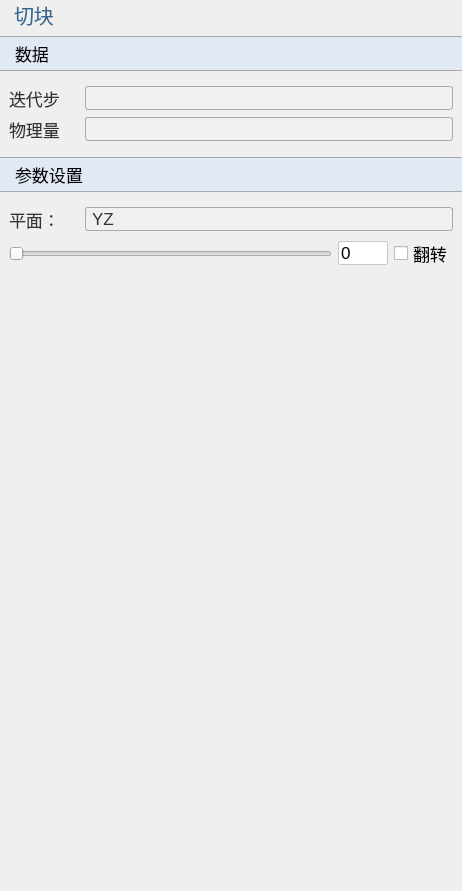
Old version of the form plugins/Base_PostProcessing/BlockSettingsWidget.ui in the repository asd977/base_cae.
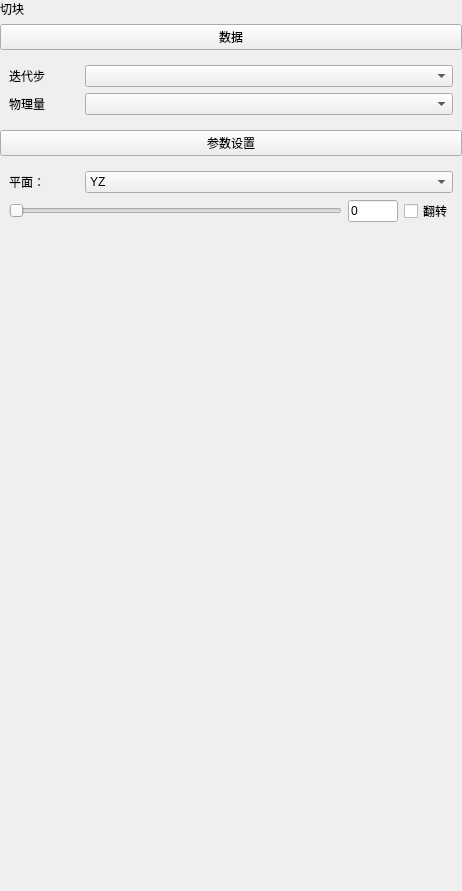
New version of the form. Icons and pictures are not drawn.

Diff of the .ui file:
```diff
--- a/plugins/Base_PostProcessing/BlockSettingsWidget.ui
+++ b/plugins/Base_PostProcessing/BlockSettingsWidget.ui
@@ -13,131 +13,6 @@
   <property name="windowTitle">
    <string>Form</string>
   </property>
-  <property name="styleSheet">
-   <string notr="true">QWidget{
-font-family: &quot;Microsoft YaHei&quot;, &quot;微软雅黑&quot;;
-}
-QPushButton#pushButton_2,
-QPushButton#pushButton {
-    background-color: rgb(224, 233, 244);
-    border-width: 1px;
-    border-color: rgb(121, 121, 121);
-    border-style: solid;
-    height: 33px;
-    border-top: 1px solid rgb(169, 169, 169); /* 上边框为灰色 */
-    border-bottom: 1px solid rgb(169, 169, 169); /* 下边框为灰色 */
-    border-left: none; /* 移除左边框 */
-    border-right: none;
-    text-align: left;
-	padding-left: 15px;
-	font-size: 17px;
-	border-style: solid;
-}
-QLabel {
-    font-family: &quot;Microsoft YaHei&quot;, &quot;微软雅黑&quot;;
-    font-size: 17px;
-    text-align: left;
-    color: rgb(51, 51, 51);
-    white-space: nowrap;
-    line-height: 50px;
-    position: absolute;
-    top: 0px;
-    left: 0px;
-}
-QLabel#label {
-    font-size: 20px;
-    font-family: &quot;Microsoft YaHei&quot;, 微软雅黑;
-    text-align: left;
-	padding-left:9px;
-    color: rgb(53, 103, 147);
-}
-QComboBox {
-    font-family: &quot;Microsoft YaHei&quot;, 微软雅黑;
-    font-size: 17px;
-    text-align: left;
-    color: rgb(51, 51, 51);
-    padding-left:6px;
-    background: rgb(240, 240, 240);
-    border: 1px solid rgb(169, 169, 169);
-    border-radius: 3px; /* 设置边框的圆角半径为5像素 */
-}
-QComboBox::drop-down {
-    background: rgb(240, 240, 240);
-}
-QComboBox::down-arrow {
-    image: url(:/resources/down_arrow.png); /* 替换下拉箭头图标 */
-}
-/*QCombobox右侧按钮*/
-QComboBox::drop-down {
-    subcontrol-origin: padding;
-    subcontrol-position: top right;/*放于右方顶部*/
-    border-top-right-radius: 3px;/*设置边框圆角*/
-    border-bottom-right-radius: 3px;
-}
-QLineEdit {
-    border: 1px solid rgb(200, 200, 200); /* 设置边框为淡灰色 */
-    border-radius: 2px; /* 设置圆角半径为 5 像素 */
-	font-size: 17px;
-}
-QLineEdit:focus {
-    border-color: rgb(100, 100, 255); /* 设置焦点时的边框颜色为蓝色 */
-    outline: none; /* 去掉默认的焦点边框 */
-}
-
-QRadioButton {
-    font-size: 17px; /* 设置字体大小为 14 像素 */
-}
-
-QCheckBox {
-    font-size: 17px; /* 设置字体大小为 14 像素 */
-}
-
-QGroupBox{
-    font-size: 17px; /* 设置字体大小为 14 像素 */   
-}
-
-QPushButton#pushButton_contour_multi{
-    background-color: rgb(255, 255, 255); /* 背景色 */
-    border-width: 1px;                   /* 边框宽度 */
-    border-color: rgb(121, 121, 121);    /* 边框颜色 */	
-	font-size: 17px;
-    border-style: solid;                 /* 边框样式 */
-    border-radius: 2px;                /* 边框圆角 */
-    text-align: center;                    /* 文字左对齐 */
-
-    /* 默认状态 */
-}
-QPushButton#pushButton_contour_multi:hover{
-    background-color: rgb(235, 235, 235); /* 悬浮时的背景色 */
-    border-color: rgb(100, 100, 100);     /* 悬浮时的边框颜色 */
-}
-
-QPushButton#pushButton_contour_multi:pressed{
-    background-color: rgb(200, 200, 200); /* 点击时的背景色 */
-    border-color: rgb(80, 80, 80);         /* 点击时的边框颜色 */
-}
-
-QPushButton#pushButton_contour_single{
-    background-color: rgb(255, 255, 255); /* 背景色 */
-    border-width: 1px;                   /* 边框宽度 */
-    border-color: rgb(121, 121, 121);    /* 边框颜色 */	
-	font-size: 17px;
-    border-style: solid;                 /* 边框样式 */
-    border-radius: 2px;                /* 边框圆角 */
-    text-align: center;                    /* 文字左对齐 */
-
-    /* 默认状态 */
-}
-QPushButton#pushButton_contour_single:hover{
-    background-color: rgb(235, 235, 235); /* 悬浮时的背景色 */
-    border-color: rgb(100, 100, 100);     /* 悬浮时的边框颜色 */
-}
-
-QPushButton#pushButton_contour_single:pressed{
-    background-color: rgb(200, 200, 200); /* 点击时的背景色 */
-    border-color: rgb(80, 80, 80);         /* 点击时的边框颜色 */
-}</string>
-  </property>
   <layout class="QVBoxLayout" name="verticalLayout_2">
    <property name="leftMargin">
     <number>0</number>
```
